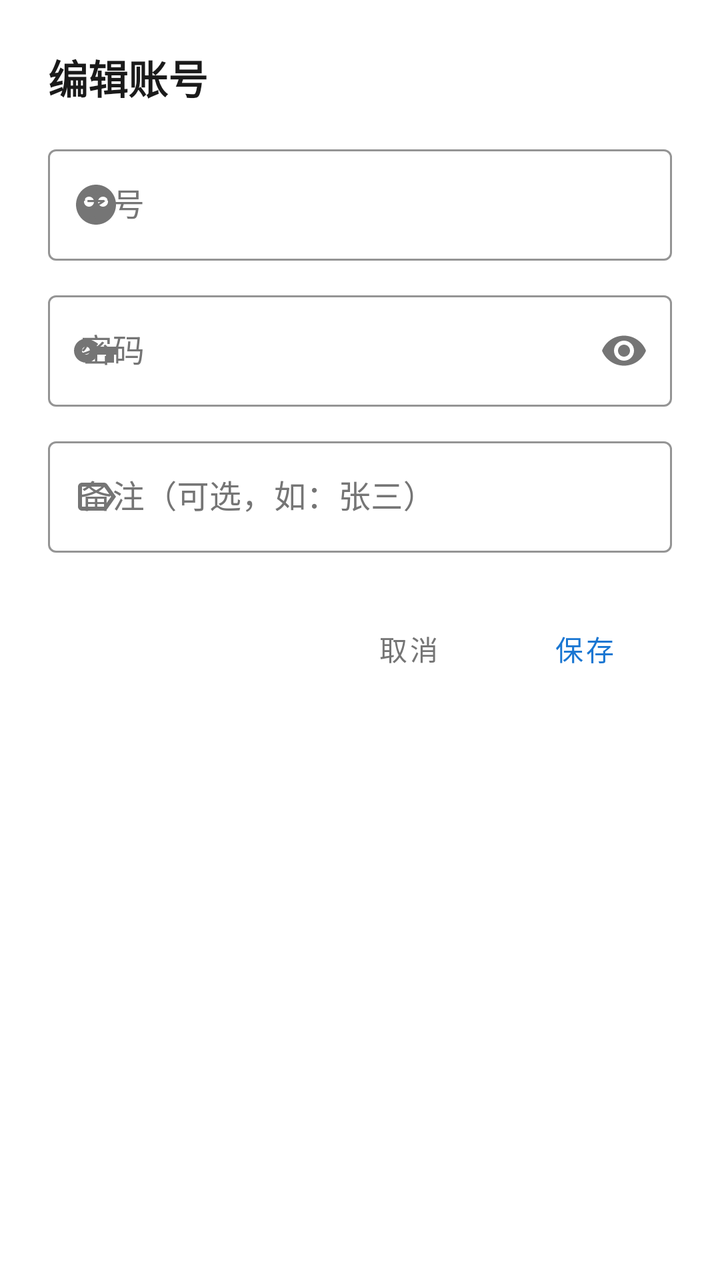
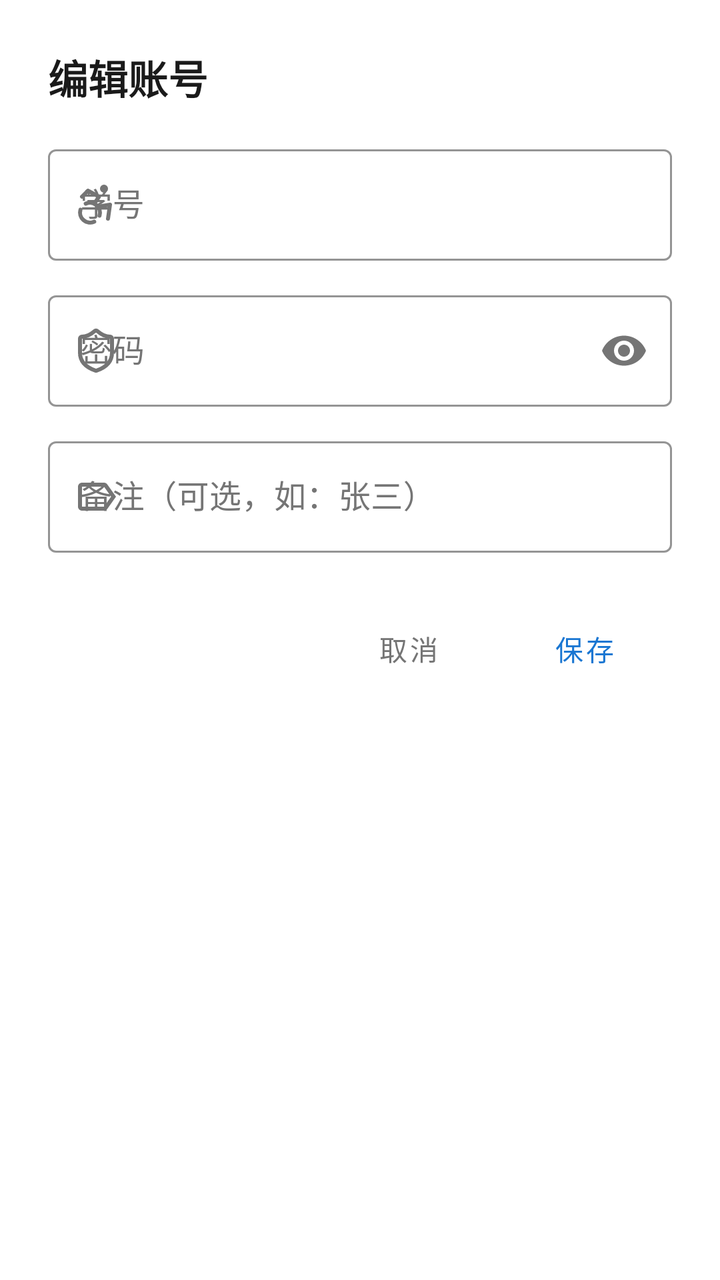

Two renders of the same Android screen: before a commit and after it. Below are the layout's source before the change and the commit's diff.
<!-- AndroidManifest.xml: application theme Theme.Nbu -->
<!-- res/layout/dialog_add_user.xml -->
<?xml version="1.0" encoding="utf-8"?>
<LinearLayout xmlns:android="http://schemas.android.com/apk/res/android"
    xmlns:app="http://schemas.android.com/apk/res-auto"
    android:layout_width="match_parent"
    android:layout_height="wrap_content"
    android:orientation="vertical"
    android:background="@drawable/bg_dialog_rounded"
    android:padding="24dp">

    <TextView
        android:id="@+id/tvDialogTitle"
        android:layout_width="match_parent"
        android:layout_height="wrap_content"
        android:text="@string/edit_account"
        android:textSize="20sp"
        android:textStyle="bold"
        android:textColor="@color/text_primary"
        android:layout_marginBottom="16dp"/>

    <LinearLayout
        android:id="@+id/accountFields"
        android:layout_width="match_parent"
        android:layout_height="wrap_content"
        android:orientation="vertical">

        <com.google.android.material.textfield.TextInputLayout
            android:id="@+id/tilAccountUsername"
            style="@style/Widget.MaterialComponents.TextInputLayout.OutlinedBox"
            android:layout_width="match_parent"
            android:layout_height="wrap_content"
            android:hint="学号"
            android:textColorHint="@color/text_secondary"
            app:boxStrokeColor="@color/brand_primary"
            app:hintTextColor="@color/brand_primary"
            app:startIconDrawable="@drawable/ic_user_alien"
            app:startIconTint="@color/text_secondary">

            <com.google.android.material.textfield.TextInputEditText
                android:id="@+id/etAccountUsername"
                android:layout_width="match_parent"
                android:layout_height="wrap_content"
                android:inputType="number"
                android:maxLength="20"
                android:textColor="@color/text_primary" />

        </com.google.android.material.textfield.TextInputLayout>

        <com.google.android.material.textfield.TextInputLayout
            android:id="@+id/tilAccountPassword"
            style="@style/Widget.MaterialComponents.TextInputLayout.OutlinedBox"
            android:layout_width="match_parent"
            android:layout_height="wrap_content"
            android:layout_marginTop="12dp"
            android:hint="密码"
            android:textColorHint="@color/text_secondary"
            app:boxStrokeColor="@color/brand_primary"
            app:hintTextColor="@color/brand_primary"
            app:startIconDrawable="@drawable/ic_password_key"
            app:startIconTint="@color/text_secondary"
            app:endIconMode="password_toggle"
            app:endIconTint="@color/text_secondary">

            <com.google.android.material.textfield.TextInputEditText
                android:id="@+id/etAccountPassword"
                android:layout_width="match_parent"
                android:layout_height="wrap_content"
                android:inputType="textPassword"
                android:textColor="@color/text_primary" />

        </com.google.android.material.textfield.TextInputLayout>

        <com.google.android.material.textfield.TextInputLayout
            android:id="@+id/tilRemark"
            style="@style/Widget.MaterialComponents.TextInputLayout.OutlinedBox"
            android:layout_width="match_parent"
            android:layout_height="wrap_content"
            android:layout_marginTop="12dp"
            android:hint="备注（可选，如：张三）"
            android:textColorHint="@color/text_secondary"
            app:boxStrokeColor="@color/brand_primary"
            app:hintTextColor="@color/brand_primary"
            app:startIconDrawable="@drawable/ic_label_outline"
            app:startIconTint="@color/text_secondary">

            <com.google.android.material.textfield.TextInputEditText
                android:id="@+id/etRemark"
                android:layout_width="match_parent"
                android:layout_height="wrap_content"
                android:inputType="text"
                android:maxLength="20"
                android:textColor="@color/text_primary" />

        </com.google.android.material.textfield.TextInputLayout>

        <TextView
            android:id="@+id/tvEditStatus"
            android:layout_width="match_parent"
            android:layout_height="wrap_content"
            android:layout_marginTop="12dp"
            android:textColor="@color/text_secondary"
            android:textSize="14sp"
            android:accessibilityLiveRegion="polite"
            android:visibility="gone"/>

        <LinearLayout
            android:layout_width="match_parent"
            android:layout_height="wrap_content"
            android:orientation="horizontal"
            android:gravity="end"
            android:layout_marginTop="24dp">

            <com.google.android.material.button.MaterialButton
                android:id="@+id/btnCancelEdit"
                style="@style/Widget.MaterialComponents.Button.TextButton"
                android:layout_width="wrap_content"
                android:layout_height="wrap_content"
                android:text="取消"
                android:textColor="@color/text_secondary"/>

            <com.google.android.material.button.MaterialButton
                android:id="@+id/btnSave"
                style="@style/Widget.MaterialComponents.Button.TextButton"
                android:layout_width="wrap_content"
                android:layout_height="wrap_content"
                android:text="@string/save"
                android:textColor="@color/brand_primary"/>

        </LinearLayout>

    </LinearLayout>

</LinearLayout>
<!-- resources referenced by this layout -->
<resources>
  <color name="brand_primary">#1976D2</color>
  <color name="text_primary">#1A1A1A</color>
  <color name="text_secondary">#757575</color>
  <!-- drawable bg_dialog_rounded (drawable) -->
  <?xml version="1.0" encoding="utf-8"?>
  <shape xmlns:android="http://schemas.android.com/apk/res/android">
      <solid android:color="@color/surface"/>
      <corners android:radius="16dp"/>
  </shape>
  <!-- drawable ic_label_outline (drawable) -->
  <vector xmlns:android="http://schemas.android.com/apk/res/android"
      android:width="24dp"
      android:height="24dp"
      android:viewportWidth="24"
      android:viewportHeight="24"
      android:tint="?attr/colorControlNormal">
    <path
        android:fillColor="@android:color/white"
        android:pathData="M17.63,5.84C17.27,5.33 16.67,5 16,5L5,5.01C3.9,5.01 3,5.9 3,7v10c0,1.1 0.9,1.99 2,1.99L16,19c0.67,0 1.27,-0.33 1.63,-0.84L22,12l-4.37,-6.16zM16,17H5V7h11l3.55,5L16,17z"/>
  </vector>
  <!-- drawable ic_password_key (drawable) -->
  <vector xmlns:android="http://schemas.android.com/apk/res/android"
      android:width="24dp"
      android:height="24dp"
      android:viewportWidth="24"
      android:viewportHeight="24"
      android:tint="?attr/colorControlNormal">
    <path
        android:fillColor="@android:color/white"
        android:pathData="M12.65,10C11.83,7.67 9.61,6 7,6c-3.31,0 -6,2.69 -6,6s2.69,6 6,6c2.61,0 4.83,-1.67 5.65,-4H17v4h4v-4h2v-4H12.65zM7,14c-1.1,0 -2,-0.9 -2,-2s0.9,-2 2,-2 2,0.9 2,2 -0.9,2 -2,2z"/>
  </vector>
  <!-- drawable ic_user_alien (drawable) -->
  <vector xmlns:android="http://schemas.android.com/apk/res/android"
      android:width="24dp"
      android:height="24dp"
      android:viewportWidth="24"
      android:viewportHeight="24"
      android:tint="?attr/colorControlNormal">
    <path
        android:fillColor="@android:color/white"
        android:pathData="M12,2C6.48,2 2,6.48 2,12s4.48,10 10,10 10,-4.48 10,-10S17.52,2 12,2zM8.5,8c1.38,0 2.5,1.12 2.5,2.5S9.88,13 8.5,13 6,11.88 6,10.5 7.12,8 8.5,8zM15.5,8c1.38,0 2.5,1.12 2.5,2.5S16.88,13 15.5,13 13,11.88 13,10.5 14.12,8 15.5,8z"/>
  </vector>
  <string name="edit_account">编辑账号</string>
  <string name="save">保存</string>
  <style name="Theme.Nbu" parent="Theme.MaterialComponents.DayNight.NoActionBar">
          
          <item name="colorPrimary">@color/brand_primary</item>
          <item name="colorPrimaryVariant">@color/brand_primary_dark</item>
          <item name="colorOnPrimary">@color/on_primary</item>
          
          <item name="colorSecondary">@color/brand_accent</item>
          <item name="colorSecondaryVariant">@color/brand_primary</item>
          <item name="colorOnSecondary">@color/on_primary</item>
          
          <item name="android:statusBarColor">@android:color/transparent</item>
          <item name="android:windowLightStatusBar">false</item>
          
          <item name="windowNoTitle">true</item>
          <item name="windowActionBar">false</item>
      </style>
  <color name="surface">#FFFFFFFF</color>
  <color name="brand_primary_dark">#0D47A1</color>
  <color name="on_primary">#FFFFFFFF</color>
  <color name="brand_accent">#42A5F5</color>
</resources>

<!-- the commit's change to res/layout/dialog_add_user.xml (unified diff, before → after) -->
@@ -32,7 +32,7 @@
             android:textColorHint="@color/text_secondary"
             app:boxStrokeColor="@color/brand_primary"
             app:hintTextColor="@color/brand_primary"
-            app:startIconDrawable="@drawable/ic_user_alien"
+            app:startIconDrawable="@drawable/ic_accessibility"
             app:startIconTint="@color/text_secondary">
 
             <com.google.android.material.textfield.TextInputEditText
@@ -55,7 +55,7 @@
             android:textColorHint="@color/text_secondary"
             app:boxStrokeColor="@color/brand_primary"
             app:hintTextColor="@color/brand_primary"
-            app:startIconDrawable="@drawable/ic_password_key"
+            app:startIconDrawable="@drawable/ic_shield"
             app:startIconTint="@color/text_secondary"
             app:endIconMode="password_toggle"
             app:endIconTint="@color/text_secondary">
<!-- resource entries referenced after the edit -->
@@ -9,6 +9,43 @@
       <solid android:color="@color/surface"/>
       <corners android:radius="16dp"/>
   </shape>
+  <!-- drawable ic_accessibility (drawable) -->
+  <vector xmlns:android="http://schemas.android.com/apk/res/android"
+      android:width="24dp"
+      android:height="24dp"
+      android:viewportWidth="24"
+      android:viewportHeight="24">
+      <path
+          android:strokeColor="#FF000000"
+          android:strokeWidth="2"
+          android:strokeLineCap="round"
+          android:strokeLineJoin="round"
+          android:pathData="M16 3a1 1 0 1 0 0 2 1 1 0 1 0 0-2z"/>
+      <path
+          android:strokeColor="#FF000000"
+          android:strokeWidth="2"
+          android:strokeLineCap="round"
+          android:strokeLineJoin="round"
+          android:pathData="M18 19l1-7-6 1"/>
+      <path
+          android:strokeColor="#FF000000"
+          android:strokeWidth="2"
+          android:strokeLineCap="round"
+          android:strokeLineJoin="round"
+          android:pathData="M5 8l3-3 5.5 3-2.36 3.5"/>
+      <path
+          android:strokeColor="#FF000000"
+          android:strokeWidth="2"
+          android:strokeLineCap="round"
+          android:strokeLineJoin="round"
+          android:pathData="M4.24 14.5a5 5 0 0 0 6.88 6"/>
+      <path
+          android:strokeColor="#FF000000"
+          android:strokeWidth="2"
+          android:strokeLineCap="round"
+          android:strokeLineJoin="round"
+          android:pathData="M13.76 17.5a5 5 0 0 0-6.88-6"/>
+  </vector>
   <!-- drawable ic_label_outline (drawable) -->
   <vector xmlns:android="http://schemas.android.com/apk/res/android"
       android:width="24dp"
@@ -20,27 +57,18 @@
         android:fillColor="@android:color/white"
         android:pathData="M17.63,5.84C17.27,5.33 16.67,5 16,5L5,5.01C3.9,5.01 3,5.9 3,7v10c0,1.1 0.9,1.99 2,1.99L16,19c0.67,0 1.27,-0.33 1.63,-0.84L22,12l-4.37,-6.16zM16,17H5V7h11l3.55,5L16,17z"/>
   </vector>
-  <!-- drawable ic_password_key (drawable) -->
+  <!-- drawable ic_shield (drawable) -->
   <vector xmlns:android="http://schemas.android.com/apk/res/android"
       android:width="24dp"
       android:height="24dp"
       android:viewportWidth="24"
-      android:viewportHeight="24"
-      android:tint="?attr/colorControlNormal">
-    <path
-        android:fillColor="@android:color/white"
-        android:pathData="M12.65,10C11.83,7.67 9.61,6 7,6c-3.31,0 -6,2.69 -6,6s2.69,6 6,6c2.61,0 4.83,-1.67 5.65,-4H17v4h4v-4h2v-4H12.65zM7,14c-1.1,0 -2,-0.9 -2,-2s0.9,-2 2,-2 2,0.9 2,2 -0.9,2 -2,2z"/>
-  </vector>
-  <!-- drawable ic_user_alien (drawable) -->
-  <vector xmlns:android="http://schemas.android.com/apk/res/android"
-      android:width="24dp"
-      android:height="24dp"
-      android:viewportWidth="24"
-      android:viewportHeight="24"
-      android:tint="?attr/colorControlNormal">
-    <path
-        android:fillColor="@android:color/white"
-        android:pathData="M12,2C6.48,2 2,6.48 2,12s4.48,10 10,10 10,-4.48 10,-10S17.52,2 12,2zM8.5,8c1.38,0 2.5,1.12 2.5,2.5S9.88,13 8.5,13 6,11.88 6,10.5 7.12,8 8.5,8zM15.5,8c1.38,0 2.5,1.12 2.5,2.5S16.88,13 15.5,13 13,11.88 13,10.5 14.12,8 15.5,8z"/>
+      android:viewportHeight="24">
+      <path
+          android:strokeColor="#FF000000"
+          android:strokeWidth="2"
+          android:strokeLineCap="round"
+          android:strokeLineJoin="round"
+          android:pathData="M20 13c0 5-3.5 7.5-7.66 8.95a1 1 0 0 1-0.67-0.01C7.5 20.5 4 18 4 13V6a1 1 0 0 1 1-1c2 0 4.5-1.2 6.24-2.72a1.17 1.17 0 0 1 1.52 0C14.51 3.81 17 5 19 5a1 1 0 0 1 1 1z"/>
   </vector>
   <string name="edit_account">编辑账号</string>
   <string name="save">保存</string>
